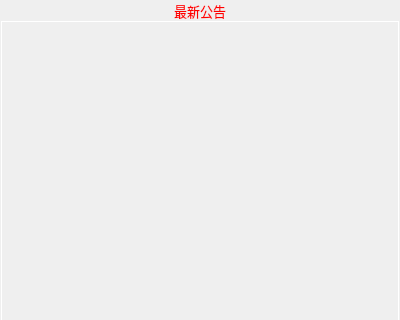
First picture: the form in qatimeStudent/qatimeStudent/UINoticewnd.ui, repository chuanjiabao1981/qatime-win-student, before the edit; both pictures show x 0 to 400 and y 0 to 320 of the 400 by 525 pixel window.
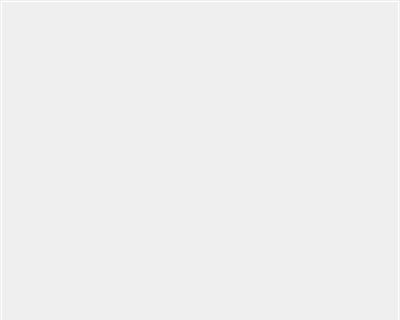
Second picture: the form after the edit. Icons and pictures are not drawn.

```diff
--- a/qatimeStudent/qatimeStudent/UINoticewnd.ui
+++ b/qatimeStudent/qatimeStudent/UINoticewnd.ui
@@ -32,25 +32,6 @@
    <property name="bottomMargin">
     <number>1</number>
    </property>
-   <item>
-    <widget class="QLabel" name="label">
-     <property name="font">
-      <font>
-       <family>微软雅黑</family>
-       <pointsize>10</pointsize>
-      </font>
-     </property>
-     <property name="styleSheet">
-      <string notr="true">color: rgb(255, 0, 0);</string>
-     </property>
-     <property name="text">
-      <string>最新公告</string>
-     </property>
-     <property name="alignment">
-      <set>Qt::AlignCenter</set>
-     </property>
-    </widget>
-   </item>
    <item>
     <widget class="QScrollArea" name="scrollArea">
      <property name="styleSheet">
@@ -65,7 +46,7 @@
         <x>0</x>
         <y>0</y>
         <width>396</width>
-        <height>488</height>
+        <height>507</height>
        </rect>
       </property>
      </widget>
```
